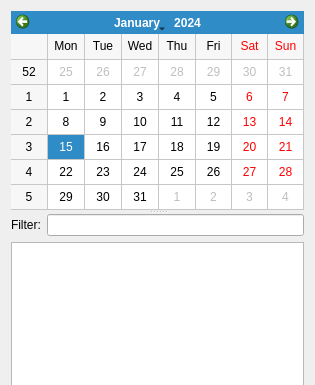
First picture: the form in src/plugins/blogique/draftentrieswidget.ui, repository 0xd34df00d/leechcraft, before the edit; both pictures show x 0 to 315 and y 0 to 385 of the 315 by 573 pixel window.
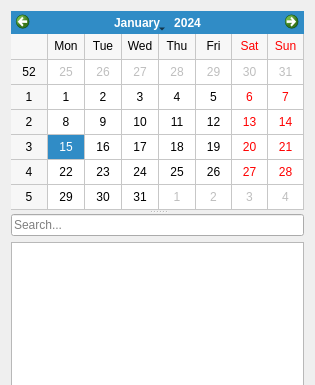
Second picture: the form after the edit. Custom widgets are drawn as their Qt base class.

```diff
--- a/src/plugins/blogique/draftentrieswidget.ui
+++ b/src/plugins/blogique/draftentrieswidget.ui
@@ -32,15 +32,12 @@
        <item>
         <layout class="QHBoxLayout" name="horizontalLayout_4">
          <item>
-          <widget class="QLabel" name="label_3">
-           <property name="text">
-            <string>Filter:</string>
+          <widget class="QLineEdit" name="DraftEntriesFilter_">
+           <property name="placeholderText">
+            <string>Search...</string>
            </property>
           </widget>
          </item>
-         <item>
-          <widget class="QLineEdit" name="DraftEntriesFilter_"/>
-         </item>
         </layout>
        </item>
        <item>
```
